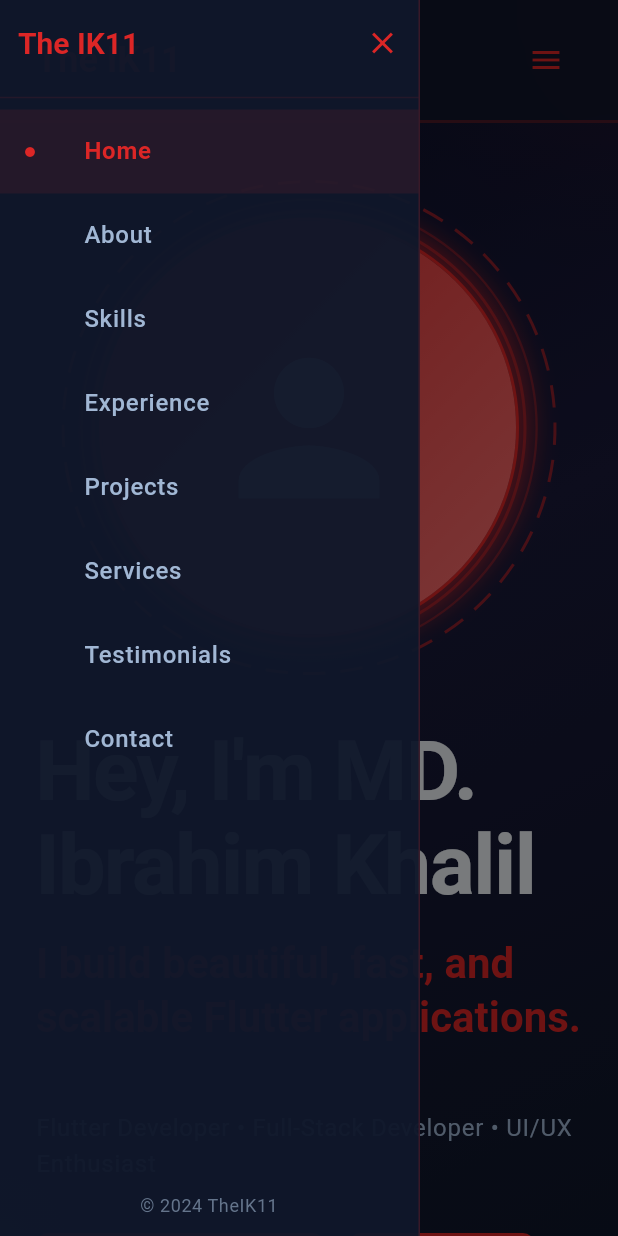
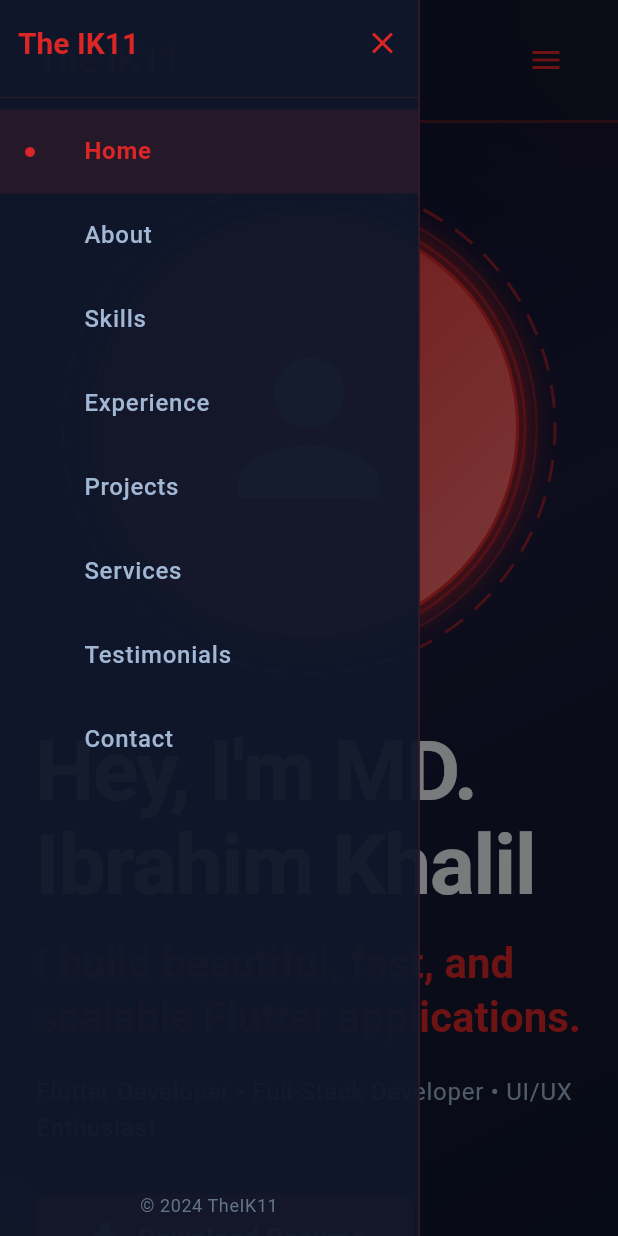
Before and after one commit to The-IK11/TheIK11-Portfolio, a Flutter app: the screen it shows after launch, after a tap on the "menu" icon, on a phone screen of 412 x 824 dp. Run offline on Flutter 3.47's test engine with Material 3 defaults, Android fonts, the phone set to English and light mode, and no system bars.

Commit message:
feat: Enhance button styles and text sizes in contact and hero sections

```diff
--- a/lib/ui/sections/contact_section.dart
+++ b/lib/ui/sections/contact_section.dart
@@ -224,19 +224,25 @@ class _ContactSectionState extends State<ContactSection> {
                             child: ElevatedButton(
                               onPressed:
                                   _isSubmitting ? null : _submitForm,
+                              style: ElevatedButton.styleFrom(
+                                padding: const EdgeInsets.symmetric(vertical: 18),
+                              ),
                               child: _isSubmitting
                                   ? const SizedBox(
-                                      height: 20,
-                                      width: 20,
+                                      height: 24,
+                                      width: 24,
                                       child: CircularProgressIndicator(
-                                        strokeWidth: 2,
+                                        strokeWidth: 2.5,
                                         valueColor:
                                             AlwaysStoppedAnimation<Color>(
                                           Colors.white,
                                         ),
                                       ),
                                     )
-                                  : const Text('Send Message'),
+                                  : const Text(
+                                      'Send Message',
+                                      style: TextStyle(fontSize: 18),
+                                    ),
                             ),
                           ),
                         ],
--- a/lib/ui/sections/hero_section.dart
+++ b/lib/ui/sections/hero_section.dart
@@ -97,10 +97,8 @@ class _HeroSectionState extends State<HeroSection>
                         ),
                         const SizedBox(height: AppSpacing.lg),
 
-                        // Typing Animation Text
-                        SizedBox(
-                          height: isMobile ? 100 : 80,
-                          child: AnimatedBuilder(
+                        // Typing Animation Text - No fixed height, wrap naturally
+                        AnimatedBuilder(
                           animation: _characterCount,
                           builder: (context, child) {
                             return SlideInAnimation(
@@ -113,14 +111,11 @@ class _HeroSectionState extends State<HeroSection>
                                     ?.copyWith(
                                       color: AppColors.primary,
                                     ),
-                                  maxLines: 3,
-                                  overflow: TextOverflow.visible,
                               ),
                             );
                           },
                         ),
-                        ),
-                        const SizedBox(height: AppSpacing.lg),
+                        const SizedBox(height: AppSpacing.xl),
 
                         // Subtitle
                         FadeInAnimation(
@@ -145,6 +140,9 @@ class _HeroSectionState extends State<HeroSection>
                                   // TODO: Implement resume download
                                 },
                                 icon: Icons.download,
+                                padding: const EdgeInsets.symmetric(horizontal: 32, vertical: 16),
+                                iconSize: 28,
+                                fontSize: 18,
                               ),
                               AnimatedHoverButton(
                                 label: 'Hire Me',
@@ -153,6 +151,9 @@ class _HeroSectionState extends State<HeroSection>
                                 },
                                 isPrimary: false,
                                 icon: Icons.mail,
+                                padding: const EdgeInsets.symmetric(horizontal: 32, vertical: 16),
+                                iconSize: 28,
+                                fontSize: 18,
                               ),
                             ],
                           ),
@@ -181,10 +182,8 @@ class _HeroSectionState extends State<HeroSection>
                           ),
                           const SizedBox(height: AppSpacing.lg),
 
-                          // Typing Animation Text
-                          SizedBox(
-                            height: 60,
-                            child: AnimatedBuilder(
+                          // Typing Animation Text - No fixed height, wrap naturally
+                          AnimatedBuilder(
                             animation: _characterCount,
                             builder: (context, child) {
                               return SlideInAnimation(
@@ -200,7 +199,6 @@ class _HeroSectionState extends State<HeroSection>
                                 ),
                               );
                             },
-                            ),
                           ),
                           const SizedBox(height: AppSpacing.xl),
 
@@ -227,6 +225,9 @@ class _HeroSectionState extends State<HeroSection>
                                     // TODO: Implement resume download
                                   },
                                   icon: Icons.download,
+                                  padding: const EdgeInsets.symmetric(horizontal: 32, vertical: 16),
+                                  iconSize: 28,
+                                  fontSize: 18,
                                 ),
                                 AnimatedHoverButton(
                                   label: 'Hire Me',
@@ -235,6 +236,9 @@ class _HeroSectionState extends State<HeroSection>
                                   },
                                   isPrimary: false,
                                   icon: Icons.mail,
+                                  padding: const EdgeInsets.symmetric(horizontal: 32, vertical: 16),
+                                  iconSize: 28,
+                                  fontSize: 18,
                                 ),
                               ],
                             ),
--- a/lib/ui/widgets/custom_widgets.dart
+++ b/lib/ui/widgets/custom_widgets.dart
@@ -476,6 +476,8 @@ class AnimatedHoverButton extends StatefulWidget {
   final bool isPrimary;
   final IconData? icon;
   final EdgeInsets padding;
+  final double? iconSize;
+  final double? fontSize;
 
   const AnimatedHoverButton({
     required this.label,
@@ -483,6 +485,8 @@ class AnimatedHoverButton extends StatefulWidget {
     this.isPrimary = true,
     this.icon,
     this.padding = const EdgeInsets.symmetric(horizontal: 24, vertical: 12),
+    this.iconSize,
+    this.fontSize,
     super.key,
   });
 
@@ -523,8 +527,11 @@ class _AnimatedHoverButtonState extends State<AnimatedHoverButton>
         child: widget.isPrimary
             ? ElevatedButton.icon(
                 onPressed: widget.onPressed,
-                icon: widget.icon != null ? Icon(widget.icon) : const SizedBox(),
-                label: Text(widget.label),
+                icon: widget.icon != null ? Icon(widget.icon, size: widget.iconSize ?? 24) : const SizedBox(),
+                label: Text(
+                  widget.label,
+                  style: TextStyle(fontSize: widget.fontSize ?? 16),
+                ),
                 style: ElevatedButton.styleFrom(
                   padding: widget.padding,
                   backgroundColor: AppColors.primary,
@@ -536,8 +543,11 @@ class _AnimatedHoverButtonState extends State<AnimatedHoverButton>
               )
             : OutlinedButton.icon(
                 onPressed: widget.onPressed,
-                icon: widget.icon != null ? Icon(widget.icon) : const SizedBox(),
-                label: Text(widget.label),
+                icon: widget.icon != null ? Icon(widget.icon, size: widget.iconSize ?? 24) : const SizedBox(),
+                label: Text(
+                  widget.label,
+                  style: TextStyle(fontSize: widget.fontSize ?? 16),
+                ),
                 style: OutlinedButton.styleFrom(
                   padding: widget.padding,
                   side: const BorderSide(color: AppColors.primary, width: 2),
```
Lines whose indentation alone changed are shown as unchanged.
